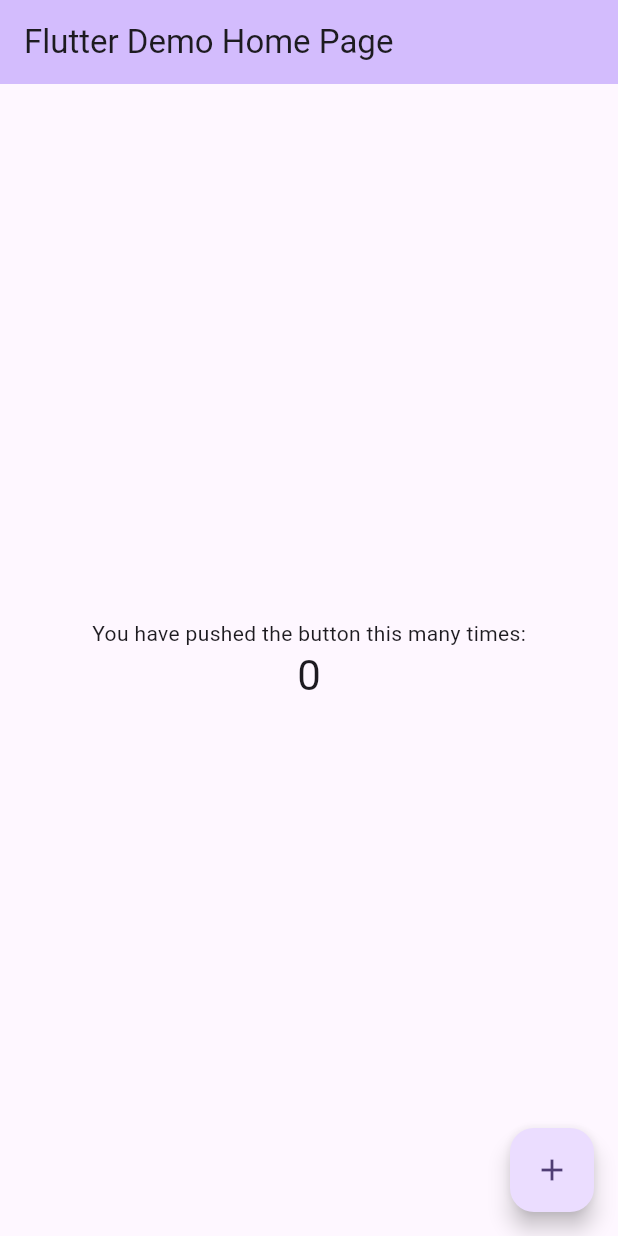
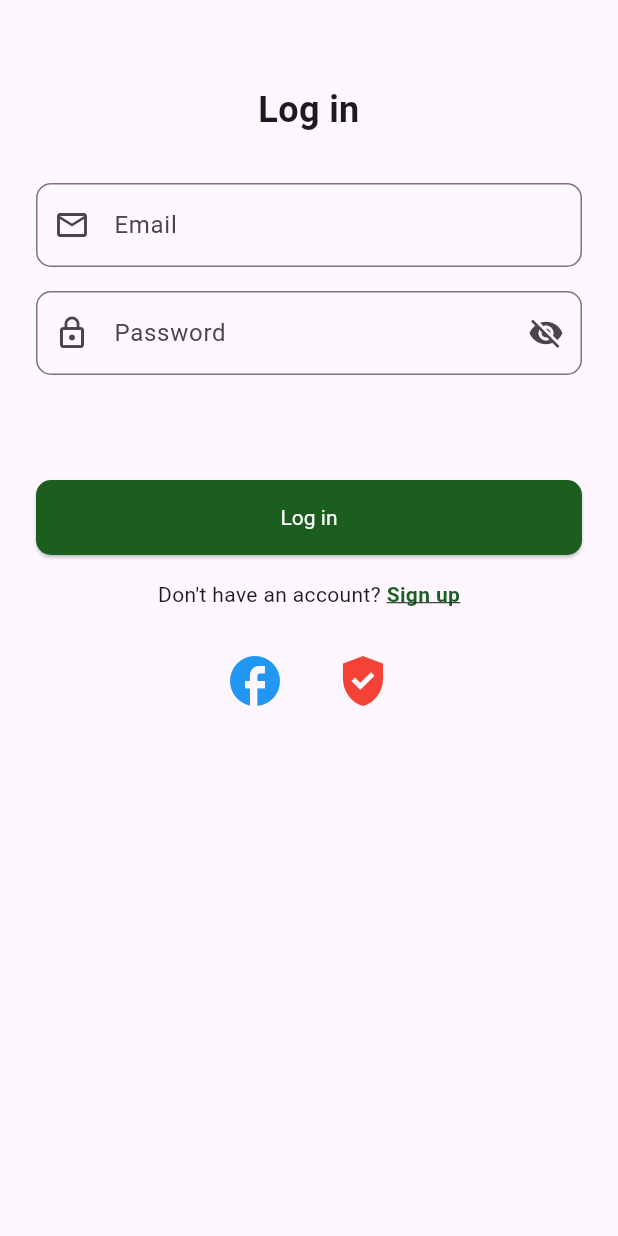
Before and after one commit to NuviMJ/nutrition_app, a Flutter app: the screen it shows after launch, on a phone screen of 412 x 824 dp. Run offline on Flutter 3.47's test engine with Material 3 defaults, Android fonts, the phone set to English and light mode, and no system bars.

Commit message:
Login
Login page structure

```diff
--- a/lib/main.dart
+++ b/lib/main.dart
@@ -1,122 +1,22 @@
 import 'package:flutter/material.dart';
+import 'package:nutrition_app/pages/login.dart';
 
 void main() {
-  runApp(const MyApp());
+  runApp(MyApp()
+  //   MaterialApp(
+  //   debugShowCheckedModeBanner: false,
+  //   home: MyApp(),
+  // )
+  );
 }
-
 class MyApp extends StatelessWidget {
   const MyApp({super.key});
 
-  // This widget is the root of your application.
   @override
   Widget build(BuildContext context) {
-    return MaterialApp(
-      title: 'Flutter Demo',
-      theme: ThemeData(
-        // This is the theme of your application.
-        //
-        // TRY THIS: Try running your application with "flutter run". You'll see
-        // the application has a purple toolbar. Then, without quitting the app,
-        // try changing the seedColor in the colorScheme below to Colors.green
-        // and then invoke "hot reload" (save your changes or press the "hot
-        // reload" button in a Flutter-supported IDE, or press "r" if you used
-        // the command line to start the app).
-        //
-        // Notice that the counter didn't reset back to zero; the application
-        // state is not lost during the reload. To reset the state, use hot
-        // restart instead.
-        //
-        // This works for code too, not just values: Most code changes can be
-        // tested with just a hot reload.
-        colorScheme: ColorScheme.fromSeed(seedColor: Colors.deepPurple),
-      ),
-      home: const MyHomePage(title: 'Flutter Demo Home Page'),
+    return const MaterialApp(
+      debugShowCheckedModeBanner: false,
+      home: LoginPage(),
     );
   }
 }
-
-class MyHomePage extends StatefulWidget {
-  const MyHomePage({super.key, required this.title});
-
-  // This widget is the home page of your application. It is stateful, meaning
-  // that it has a State object (defined below) that contains fields that affect
-  // how it looks.
-
-  // This class is the configuration for the state. It holds the values (in this
-  // case the title) provided by the parent (in this case the App widget) and
-  // used by the build method of the State. Fields in a Widget subclass are
-  // always marked "final".
-
-  final String title;
-
-  @override
-  State<MyHomePage> createState() => _MyHomePageState();
-}
-
-class _MyHomePageState extends State<MyHomePage> {
-  int _counter = 0;
-
-  void _incrementCounter() {
-    setState(() {
-      // This call to setState tells the Flutter framework that something has
-      // changed in this State, which causes it to rerun the build method below
-      // so that the display can reflect the updated values. If we changed
-      // _counter without calling setState(), then the build method would not be
-      // called again, and so nothing would appear to happen.
-      _counter++;
-    });
-  }
-
-  @override
-  Widget build(BuildContext context) {
-    // This method is rerun every time setState is called, for instance as done
-    // by the _incrementCounter method above.
-    //
-    // The Flutter framework has been optimized to make rerunning build methods
-    // fast, so that you can just rebuild anything that needs updating rather
-    // than having to individually change instances of widgets.
-    return Scaffold(
-      appBar: AppBar(
-        // TRY THIS: Try changing the color here to a specific color (to
-        // Colors.amber, perhaps?) and trigger a hot reload to see the AppBar
-        // change color while the other colors stay the same.
-        backgroundColor: Theme.of(context).colorScheme.inversePrimary,
-        // Here we take the value from the MyHomePage object that was created by
-        // the App.build method, and use it to set our appbar title.
-        title: Text(widget.title),
-      ),
-      body: Center(
-        // Center is a layout widget. It takes a single child and positions it
-        // in the middle of the parent.
-        child: Column(
-          // Column is also a layout widget. It takes a list of children and
-          // arranges them vertically. By default, it sizes itself to fit its
-          // children horizontally, and tries to be as tall as its parent.
-          //
-          // Column has various properties to control how it sizes itself and
-          // how it positions its children. Here we use mainAxisAlignment to
-          // center the children vertically; the main axis here is the vertical
-          // axis because Columns are vertical (the cross axis would be
-          // horizontal).
-          //
-          // TRY THIS: Invoke "debug painting" (choose the "Toggle Debug Paint"
-          // action in the IDE, or press "p" in the console), to see the
-          // wireframe for each widget.
-          mainAxisAlignment: MainAxisAlignment.center,
-          children: <Widget>[
-            const Text('You have pushed the button this many times:'),
-            Text(
-              '$_counter',
-              style: Theme.of(context).textTheme.headlineMedium,
-            ),
-          ],
-        ),
-      ),
-      floatingActionButton: FloatingActionButton(
-        onPressed: _incrementCounter,
-        tooltip: 'Increment',
-        child: const Icon(Icons.add),
-      ), // This trailing comma makes auto-formatting nicer for build methods.
-    );
-  }
-}
--- /dev/null
+++ b/lib/pages/login.dart
@@ -0,0 +1,148 @@
+import 'package:flutter/material.dart';
+import 'package:nutrition_app/pages/signup.dart';
+
+void main() {
+  runApp(MaterialApp(
+    debugShowCheckedModeBanner: false,
+    home: LoginPage(),
+  ));
+}
+
+class LoginPage extends StatefulWidget {
+  const LoginPage({super.key});
+
+  @override
+  State<LoginPage> createState() => _LoginPageState();
+}
+
+class _LoginPageState extends State<LoginPage> {
+  @override
+  Widget build(BuildContext context) {
+    bool _obscurePassword = true;
+    final _emailController = TextEditingController();
+    final _passwordController = TextEditingController();
+    return Scaffold(
+      appBar: AppBar(),
+      body: Padding(
+        padding: const EdgeInsets.symmetric(horizontal: 24.0),
+        child: Column(
+          children: [
+            Text(
+              'Log in',
+              textAlign: TextAlign.center,
+              style: TextStyle(
+                fontSize: 24,
+                fontWeight: FontWeight.bold,
+              ),
+            ),
+            SizedBox(height: 32),
+            TextField(
+              controller: _emailController,
+              decoration: InputDecoration(
+                hintText: 'Email',
+                prefixIcon: Icon(Icons.email_outlined),
+                border: OutlineInputBorder(
+                  borderRadius: BorderRadius.circular(10),
+                ),
+              ),
+              keyboardType: TextInputType.emailAddress,
+            ),
+            SizedBox(height: 16),
+            TextField(
+              controller: _passwordController,
+              obscureText: _obscurePassword,
+              decoration: InputDecoration(
+                hintText: 'Password',
+                prefixIcon: Icon(Icons.lock_outline),
+                suffixIcon: IconButton(
+                  icon: Icon(_obscurePassword
+                      ? Icons.visibility_off
+                      : Icons.visibility),
+                  onPressed: () {
+                    setState(() {
+                      _obscurePassword = !_obscurePassword;
+                    });
+                  },
+                ),
+                border: OutlineInputBorder(
+                  borderRadius: BorderRadius.circular(10),
+                ),
+              ),
+            ),
+            SizedBox(height: 70),
+            ElevatedButton(
+              onPressed: () {
+                // TODO: Implement login logic
+              },
+              child: Text(
+                'Log in',
+                style: TextStyle(color: Colors.white),
+              ),
+              style: ElevatedButton.styleFrom(
+                textStyle: TextStyle(color: Colors.white),
+                backgroundColor: Colors.green[900],
+                padding: EdgeInsets.symmetric(vertical: 16),
+                minimumSize: Size(
+                    double.infinity, 50), // This makes the button full width
+                shape: RoundedRectangleBorder(
+                  borderRadius: BorderRadius.circular(10),
+                ),
+              ),
+            ),
+            SizedBox(height: 16),
+
+            // Sign up row
+            Row(
+  mainAxisAlignment: MainAxisAlignment.center,
+  children: [
+    Text("Don't have an account? "),
+    GestureDetector(
+      onTap: () {
+        // Navigate to Sign Up Page
+        Navigator.push(
+          context,
+          MaterialPageRoute(
+            builder: (context) => SignUpPage(),
+          ),
+        );
+      },
+      child: Text(
+        'Sign up',
+        style: TextStyle(
+          color: Colors.green[900],
+          fontWeight: FontWeight.bold,
+          decoration: TextDecoration.underline, // Optional: adds underline to make it look more like a link
+        ),
+      ),
+    ),
+  ],
+),
+            SizedBox(height: 20),
+
+            // Social Login
+            Row(
+              mainAxisAlignment: MainAxisAlignment.center,
+              children: [
+                // Logo(Logos.facebook_f),
+                // SizedBox(width: 16),
+                IconButton(
+                  icon: Icon(Icons.facebook, color: Colors.blue, size: 40),
+                  onPressed: () {
+                    // TODO: Implement Google Sign In
+                  },
+                ),
+                SizedBox(width: 16),
+                IconButton(
+                  icon: Icon(Icons.gpp_good, color: Colors.red, size: 40),
+                  onPressed: () {
+                    // TODO: Implement Facebook Sign In
+                  },
+                ),
+              ],
+            ),
+          ],
+        ),
+      ),
+    );
+  }
+}
```
Also changed, not shown: lib/pages/signup.dart (added, +162 -0 lines), lib/pages/hero.dart (added), lib/pages/postUpload.dart (added), lib/pages/profilePage.dart (added), 1 other file.
